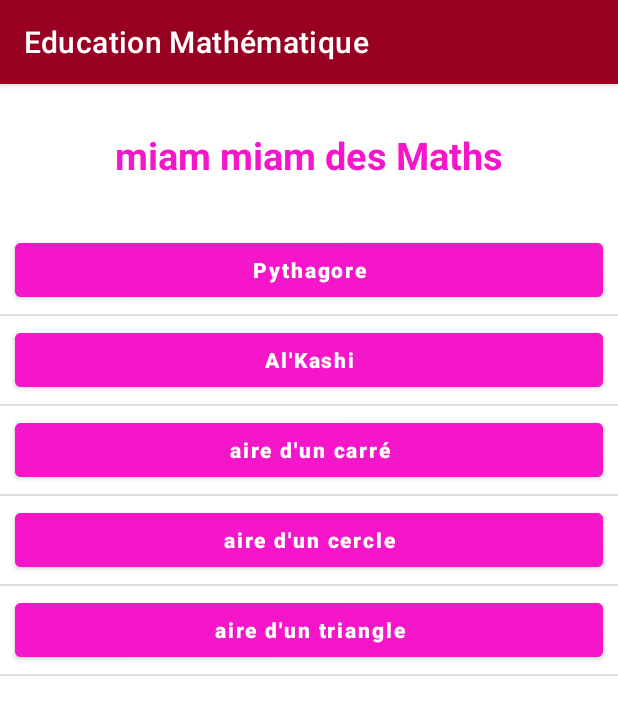
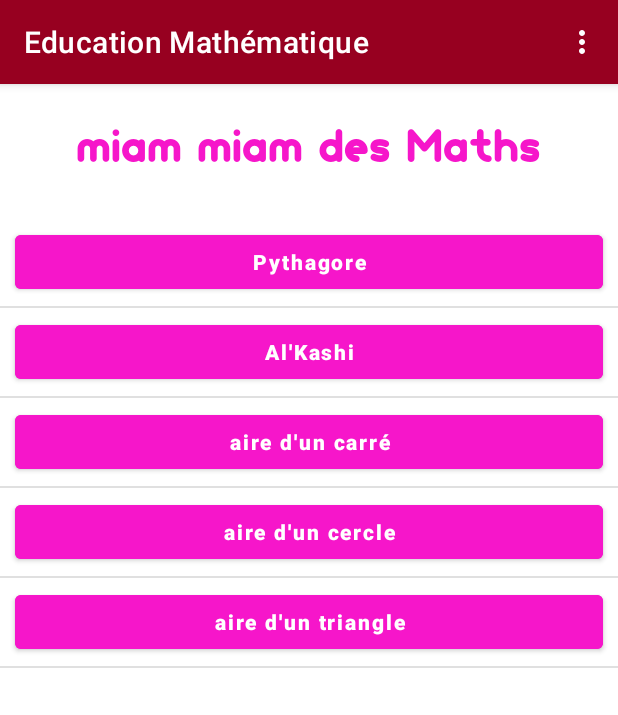
Before and after one commit to nicolaszanforlini/Matematic_education, an Android app: the screen it shows after launch (MainActivity), on a phone screen of 412 x 824 dp. Shown: the top 715 px of the screen. Run offline under Robolectric (Android 15) with nearby library versions, the phone set to English and light mode, and no system bars.

Commit message:
[Feature] font and menu items
font family title application : monoround.otf

menu items :

- settings
- information

```diff
--- a/app/src/main/AndroidManifest.xml
+++ b/app/src/main/AndroidManifest.xml
@@ -15,7 +15,9 @@
         tools:targetApi="31">
         <activity
             android:name=".MainActivity"
-            android:exported="true">
+            android:exported="true"
+            android:screenOrientation="portrait"
+            tools:ignore="LockedOrientationActivity">
             <intent-filter>
                 <action android:name="android.intent.action.MAIN" />
 
--- a/app/src/main/java/com/example/matematic/MainActivity.java
+++ b/app/src/main/java/com/example/matematic/MainActivity.java
@@ -2,7 +2,12 @@ package com.example.matematic;
 
 import androidx.appcompat.app.AppCompatActivity;
 
+import android.annotation.SuppressLint;
 import android.os.Bundle;
+import android.view.Menu;
+import android.view.MenuInflater;
+import android.view.MenuItem;
+import android.widget.Toast;
 
 import com.example.matematic.fragments.HomeFragment;
 
@@ -17,4 +22,28 @@ public class MainActivity extends AppCompatActivity {
         getSupportFragmentManager().beginTransaction().add(R.id.frame, frag).commit();
 
     }
+
+    @Override
+    public boolean onCreateOptionsMenu(Menu menu) {
+        MenuInflater inflater = getMenuInflater();
+        inflater.inflate(R.menu.menu_items, menu);
+        return true;
+    }
+
+    @SuppressLint("NonConstantResourceId")
+    @Override
+    public boolean onOptionsItemSelected(MenuItem item) {
+        switch (item.getItemId()) {
+            case R.id.settings:
+                Toast.makeText(this, item.getTitle(), Toast.LENGTH_SHORT).show();
+                return true;
+            case R.id.info:
+                Toast.makeText(this, item.getTitle(), Toast.LENGTH_SHORT).show();
+                return true;
+            default:
+                return super.onOptionsItemSelected(item);
+        }
+    }
+
+
 }
--- /dev/null
+++ b/app/src/main/res/drawable/ic_info_24.xml
@@ -0,0 +1,5 @@
+<vector android:height="24dp" android:tint="#970020"
+    android:viewportHeight="24" android:viewportWidth="24"
+    android:width="24dp" xmlns:android="http://schemas.android.com/apk/res/android">
+    <path android:fillColor="@android:color/white" android:pathData="M12,2C6.48,2 2,6.48 2,12s4.48,10 10,10 10,-4.48 10,-10S17.52,2 12,2zM13,17h-2v-6h2v6zM13,9h-2L11,7h2v2z"/>
+</vector>
--- /dev/null
+++ b/app/src/main/res/drawable/ic_more_24.xml
@@ -0,0 +1,5 @@
+<vector android:height="24dp" android:tint="#FFFFFF"
+    android:viewportHeight="24" android:viewportWidth="24"
+    android:width="24dp" xmlns:android="http://schemas.android.com/apk/res/android">
+    <path android:fillColor="@android:color/white" android:pathData="M12,8c1.1,0 2,-0.9 2,-2s-0.9,-2 -2,-2 -2,0.9 -2,2 0.9,2 2,2zM12,10c-1.1,0 -2,0.9 -2,2s0.9,2 2,2 2,-0.9 2,-2 -0.9,-2 -2,-2zM12,16c-1.1,0 -2,0.9 -2,2s0.9,2 2,2 2,-0.9 2,-2 -0.9,-2 -2,-2z"/>
+</vector>
--- /dev/null
+++ b/app/src/main/res/drawable/ic_settings_24.xml
@@ -0,0 +1,5 @@
+<vector android:height="24dp" android:tint="#970020"
+    android:viewportHeight="24" android:viewportWidth="24"
+    android:width="24dp" xmlns:android="http://schemas.android.com/apk/res/android">
+    <path android:fillColor="@android:color/white" android:pathData="M19.14,12.94c0.04,-0.3 0.06,-0.61 0.06,-0.94c0,-0.32 -0.02,-0.64 -0.07,-0.94l2.03,-1.58c0.18,-0.14 0.23,-0.41 0.12,-0.61l-1.92,-3.32c-0.12,-0.22 -0.37,-0.29 -0.59,-0.22l-2.39,0.96c-0.5,-0.38 -1.03,-0.7 -1.62,-0.94L14.4,2.81c-0.04,-0.24 -0.24,-0.41 -0.48,-0.41h-3.84c-0.24,0 -0.43,0.17 -0.47,0.41L9.25,5.35C8.66,5.59 8.12,5.92 7.63,6.29L5.24,5.33c-0.22,-0.08 -0.47,0 -0.59,0.22L2.74,8.87C2.62,9.08 2.66,9.34 2.86,9.48l2.03,1.58C4.84,11.36 4.8,11.69 4.8,12s0.02,0.64 0.07,0.94l-2.03,1.58c-0.18,0.14 -0.23,0.41 -0.12,0.61l1.92,3.32c0.12,0.22 0.37,0.29 0.59,0.22l2.39,-0.96c0.5,0.38 1.03,0.7 1.62,0.94l0.36,2.54c0.05,0.24 0.24,0.41 0.48,0.41h3.84c0.24,0 0.44,-0.17 0.47,-0.41l0.36,-2.54c0.59,-0.24 1.13,-0.56 1.62,-0.94l2.39,0.96c0.22,0.08 0.47,0 0.59,-0.22l1.92,-3.32c0.12,-0.22 0.07,-0.47 -0.12,-0.61L19.14,12.94zM12,15.6c-1.98,0 -3.6,-1.62 -3.6,-3.6s1.62,-3.6 3.6,-3.6s3.6,1.62 3.6,3.6S13.98,15.6 12,15.6z"/>
+</vector>
--- a/app/src/main/res/layout/activity_main.xml
+++ b/app/src/main/res/layout/activity_main.xml
@@ -7,23 +7,22 @@
     tools:context=".MainActivity">
 
     <TextView
-        android:textSize="25sp"
+        android:textSize="30sp"
         android:id="@+id/txtTitleApp"
         android:textColor="@color/purple_pink"
-        android:textStyle="bold"
         android:layout_marginTop="30dp"
         android:layout_centerHorizontal="true"
         android:layout_width="wrap_content"
         android:layout_height="wrap_content"
         android:text="miam miam des Maths"
+        android:fontFamily="@font/monoround"
         />
 
     <FrameLayout
+        android:id="@+id/frame"
         android:layout_width="match_parent"
         android:layout_height="match_parent"
         android:layout_below="@+id/txtTitleApp"
-        android:layout_marginTop="30dp"
-        android:id="@+id/frame"
-        />
+        android:layout_marginTop="30dp" />
 
 </RelativeLayout>
--- /dev/null
+++ b/app/src/main/res/menu/menu_items.xml
@@ -0,0 +1,18 @@
+<?xml version="1.0" encoding="utf-8"?>
+<menu   xmlns:android="http://schemas.android.com/apk/res/android"
+    xmlns:app="http://schemas.android.com/apk/res-auto">
+    <item android:id="@+id/action"
+        android:icon="@drawable/ic_more_24"
+        android:title=""
+        app:showAsAction="always">
+        <menu>
+            <item android:id="@+id/settings"
+                android:title="paramètres"
+                android:icon="@drawable/ic_settings_24" />
+            <item android:id="@+id/info"
+                android:title="informations"
+                android:icon="@drawable/ic_info_24" />
+
+        </menu>
+    </item>
+</menu>
--- a/app/src/main/res/values/themes.xml
+++ b/app/src/main/res/values/themes.xml
@@ -3,7 +3,7 @@
     <style name="Theme.Matematic" parent="Theme.MaterialComponents.DayNight.DarkActionBar">
         <!-- Primary brand color. -->
         <item name="colorPrimary">@color/red_dark</item>
-        <item name="colorPrimaryVariant">@color/red</item>
+        <item name="colorPrimaryVariant">@color/black</item>
         <item name="colorOnPrimary">@color/white</item>
         <!-- Secondary brand color. -->
         <item name="colorSecondary">@color/teal_200</item>
```
Also changed, not shown: app/src/main/res/font/monoround.otf (added).
